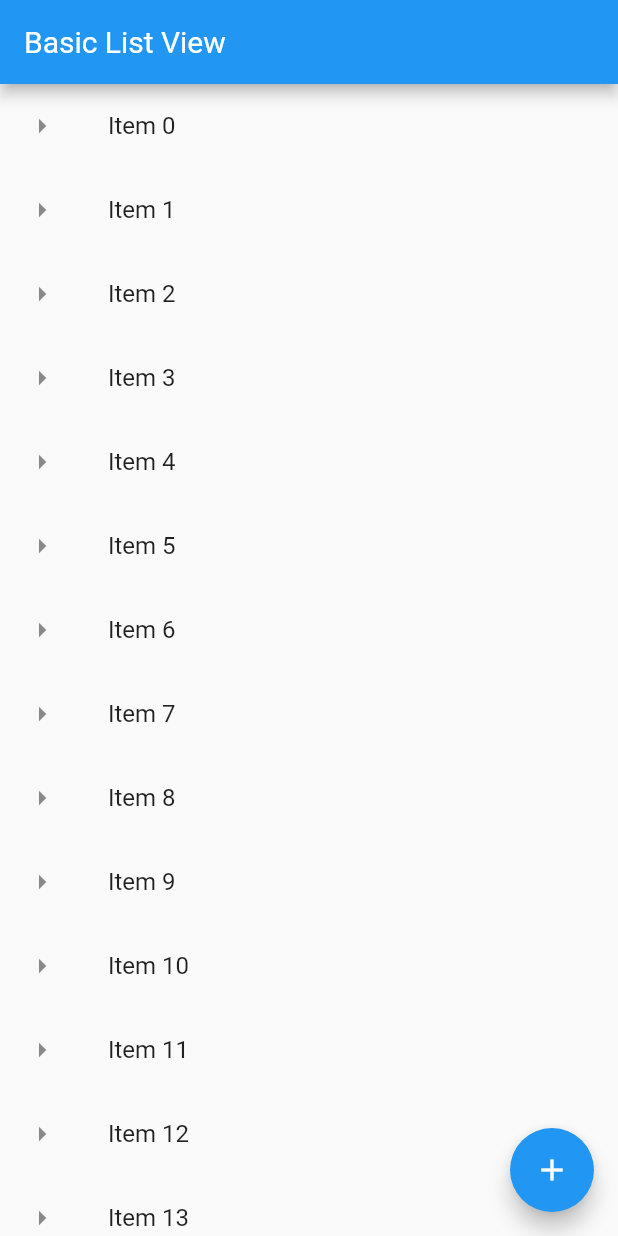
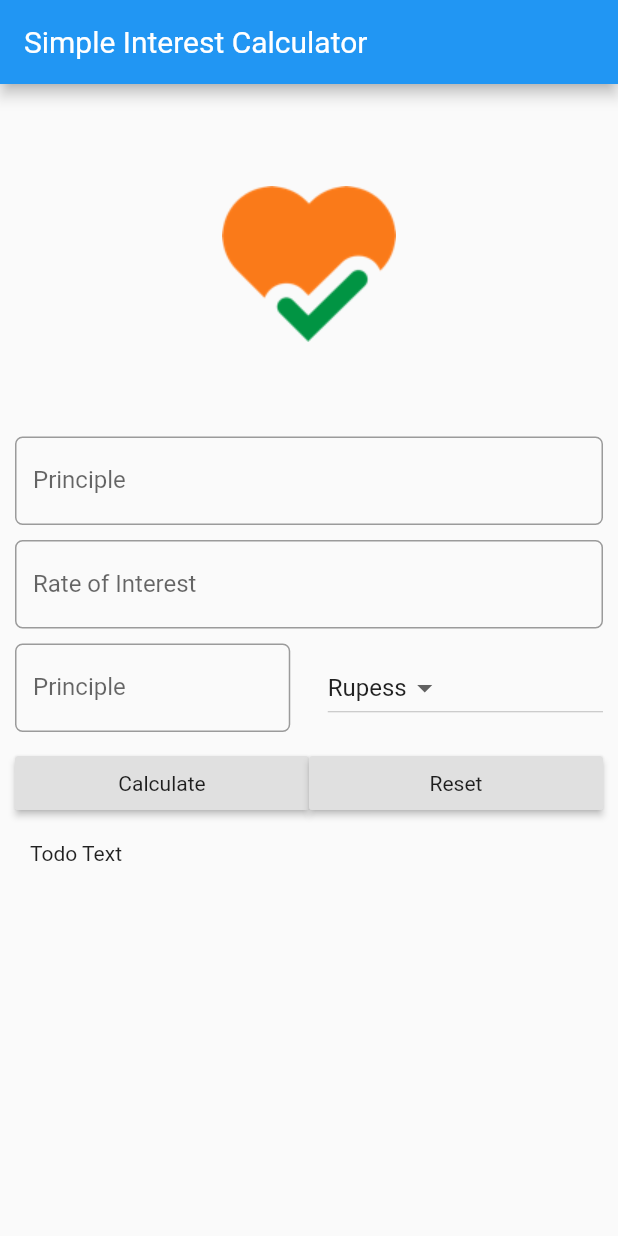
Before and after one commit to PhalugunaRao/FlutterLearning, a Flutter app: the screen it shows after launch, on a phone screen of 412 x 824 dp. Run offline on Flutter 3.47's test engine with Material 2 defaults, Android fonts, the phone set to English and light mode, and no system bars.

Commit message:
Design UI for Simple Interest

```diff
--- a/lib/main.dart
+++ b/lib/main.dart
@@ -1,102 +1,121 @@
-import "package:flutter/material.dart";
-import 'app_screens/first_screen.dart';
-import 'app_screens/home.dart';
-import 'app_screens/row_coloum.dart';
-
-//void main() => runApp(new MyFlutterApp());
+import 'package:flutter/material.dart';
 
 void main() {
   runApp(MaterialApp(
-    debugShowCheckedModeBanner: false,
-    title: "Exploring UI widgets",
-    home: Scaffold(
-      appBar: AppBar(title: Text("Basic List View"),),
-      body: getListViewData(),
-      floatingActionButton: FloatingActionButton(
-        onPressed :(){
-          debugPrint("FAB CLICK");
-        },
-        child: Icon(Icons.add),
-        tooltip: 'Add One More Item',
-      ),
-    ),
-    //home: RowsAndColum(),
+    title: 'Simple Interest Calculator App',
+    home: SIForm(),
   ));
 }
 
-void showSnackBar( BuildContext context, String  item){
-  var snackBar = SnackBar(
-    content: Text("you just tapped $item"),
-    action: SnackBarAction(
-      label: "UNDO",
-      onPressed: (){
-        debugPrint("on click undo");
-      },
-    ),
-  );
-  Scaffold.of(context).showSnackBar(snackBar);
-}
-
-class MyFlutterApp extends StatelessWidget {
+class SIForm extends StatefulWidget {
   @override
-  Widget build(BuildContext context) {
-    return MaterialApp(
-        debugShowCheckedModeBanner: false,
-        title: "My Flutter App",
-        home: Scaffold(
-            appBar: AppBar(
-              title: Text("Geethika App"),
-            ),
-            body: FirstScreen()));
+  State<StatefulWidget> createState() {
+    return SIFormState();
   }
 }
 
-Widget getListView(){
-  var listView = ListView(
+class SIFormState extends State<SIForm> {
+  final _minmumPadding = 5.0;
+  var _currencies =['Rupess','Doller','Others'];
+
+  @override
+  Widget build(BuildContext context) {
+    return Scaffold(
+     // resizeToAvoidBottomPadding: false,
+      appBar: AppBar(
+        title: Text("Simple Interest Calculator"),
+      ),
+      body: Container(
+        margin: EdgeInsets.all(_minmumPadding * 2),
+        child: ListView(
           children: <Widget>[
-      ListTile(
-        leading: Icon(Icons.landscape),
-        title: Text("Landscape"),
-        subtitle: Text("Beautiful View !"),
-        trailing: Icon(Icons.wb_sunny),
-        onTap: () => debugPrint("Landscape tapped"),
+            getImageAsset(),
+            Padding(
+                padding: EdgeInsets.only(
+                    top: _minmumPadding, bottom: _minmumPadding),
+                child: TextField(
+                  decoration: InputDecoration(
+                      labelText: 'Principle',
+                      hintText: 'Enter Principal  e.g  12000',
+                      border: OutlineInputBorder(
+                          borderRadius: BorderRadius.circular(5.0))),
+                )),
+            Padding(
+                padding: EdgeInsets.only(
+                    top: _minmumPadding, bottom: _minmumPadding),
+                child:TextField(
+              decoration: InputDecoration(
+                  labelText: 'Rate of Interest',
+                  hintText: 'In percent',
+                  border: OutlineInputBorder(
+                      borderRadius: BorderRadius.circular(5.0))),
+            )),
+            Padding(
+              padding: EdgeInsets.only(top: _minmumPadding,bottom: _minmumPadding),
+                child: Row(
+              children: <Widget>[
+               Expanded(child: TextField(
+                  decoration: InputDecoration(
+                      labelText: 'Principle',
+                      hintText: 'Enter Principal  e.g  12000',
+                      border: OutlineInputBorder(
+                          borderRadius: BorderRadius.circular(5.0))),
+                )),
+                Container(width: _minmumPadding*5),
+                Expanded(child:DropdownButton<String>(
+                  items: _currencies.map((String value){
+                    return DropdownMenuItem<String>(
+                      value: value,
+                      child: Text(value),
+                    );
+                  }).toList(),
+                  value: 'Rupess',
+                  onChanged: (String newValueSelected){
+
+                  },
+
+                ))
+              ],
+            )),
+            Padding(
+              padding: EdgeInsets.only(top: _minmumPadding,bottom: _minmumPadding),
+                child:Row(
+              children: <Widget>[
+                Expanded(
+                  child: RaisedButton(
+                    child: Text('Calculate'),
+                    onPressed: (){
+
+                    },
                   ),
-      ListTile(
-        leading: Icon(Icons.computer),
-        title: Text("Landscape"),
-      ),ListTile(
-        leading: Icon(Icons.battery_alert),
-        title: Text("Landscape"),
-      ),ListTile(
-        leading: Icon(Icons.phone),
-        title: Text("Landscape"),
                 ),
-      Text("Yet another element in List"),
-      Container(color: Colors.red, height: 50.0,)
+                Expanded(
+                  child: RaisedButton(
+                    child: Text('Reset'),
+                    onPressed: (){
+
+                    },
+                  ),
+                )
+              ],
+            )),
+            Padding(
+              padding: EdgeInsets.all(_minmumPadding*2),
+              child: Text('Todo Text'),
+            )
 
           ],
+        ),
+      ),
     );
-  return listView;
   }
 
-List<String> getListElements(){
-  var items = List<String>.generate(300, (counter) => "Item $counter");
-  return items;
-}
-
-Widget getListViewData(){
-  var listItems =getListElements();
-  var listView =ListView.builder(
-      itemBuilder: (context,index){
-      return ListTile(
-        leading: Icon(Icons.arrow_right),
-        title: Text(listItems[index]),
-        onTap: (){
-          showSnackBar(context,listItems[index]);
-          debugPrint('${listItems[index]} was tapped');
-        },
+  Widget getImageAsset() {
+    AssetImage assetImage = AssetImage('images/aarogya_setu_icon.png');
+    Image image = Image(image: assetImage, width: 120.0, height: 120.0);
+    return Container(
+      child: image,
+      margin: EdgeInsets.all(_minmumPadding * 10),
     );
   }
-  );
-  return listView;
 }
```
Lines whose indentation alone changed are shown as unchanged.
